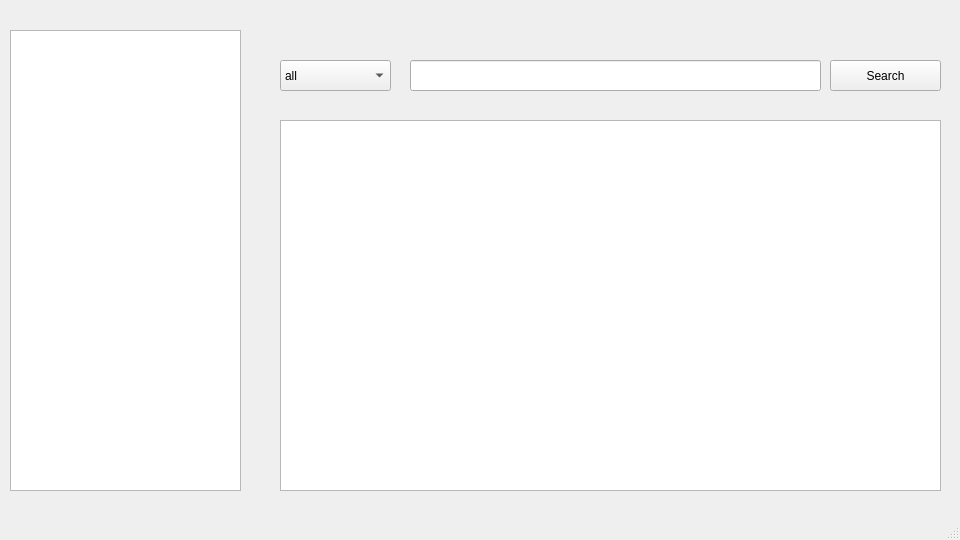
The window that window/log_window.ui (TERABYTE0130/logViewer) describes before a commit, drawn with Qt 5.
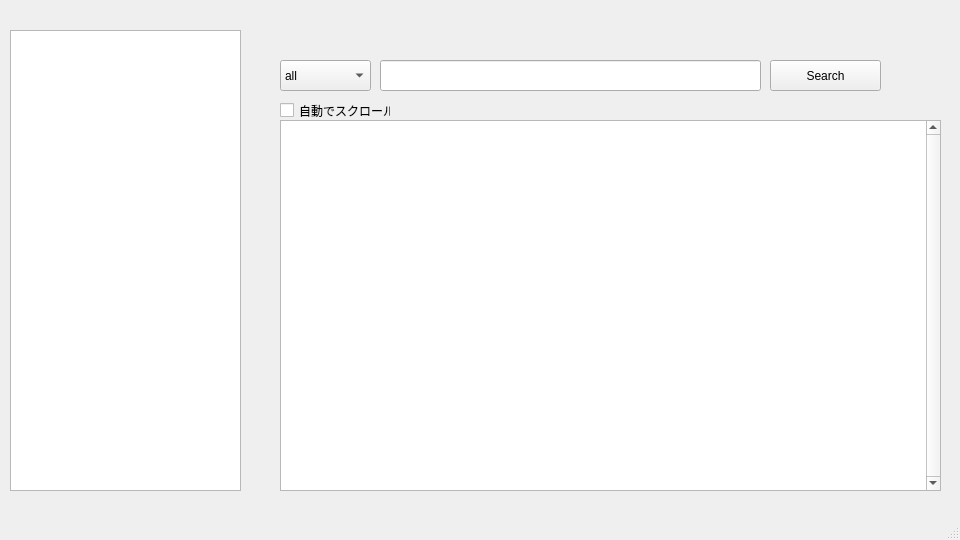
The same window after the commit.

Commit message: 自動スクロール有効フラグ受け渡しフラグできたけどまだうまく行ってない状態

Patch:
```diff
--- a/window/log_window.ui
+++ b/window/log_window.ui
@@ -49,7 +49,7 @@
      <rect>
       <x>280</x>
       <y>60</y>
-      <width>111</width>
+      <width>91</width>
       <height>31</height>
      </rect>
     </property>
@@ -77,9 +77,9 @@
    <widget class="QLineEdit" name="SearchBox">
     <property name="geometry">
      <rect>
-      <x>410</x>
+      <x>380</x>
       <y>60</y>
-      <width>411</width>
+      <width>381</width>
       <height>31</height>
      </rect>
     </property>
@@ -87,7 +87,7 @@
    <widget class="QPushButton" name="SearchButton">
     <property name="geometry">
      <rect>
-      <x>830</x>
+      <x>770</x>
       <y>60</y>
       <width>111</width>
       <height>31</height>
@@ -105,6 +105,22 @@
       <width>661</width>
       <height>371</height>
      </rect>
+    </property>
+    <property name="verticalScrollBarPolicy">
+     <enum>Qt::ScrollBarAlwaysOn</enum>
+    </property>
+   </widget>
+   <widget class="QCheckBox" name="AutoScrollBox">
+    <property name="geometry">
+     <rect>
+      <x>280</x>
+      <y>100</y>
+      <width>111</width>
+      <height>21</height>
+     </rect>
+    </property>
+    <property name="text">
+     <string>自動でスクロール</string>
     </property>
    </widget>
   </widget>
```
The commit also changes 5 other files.
